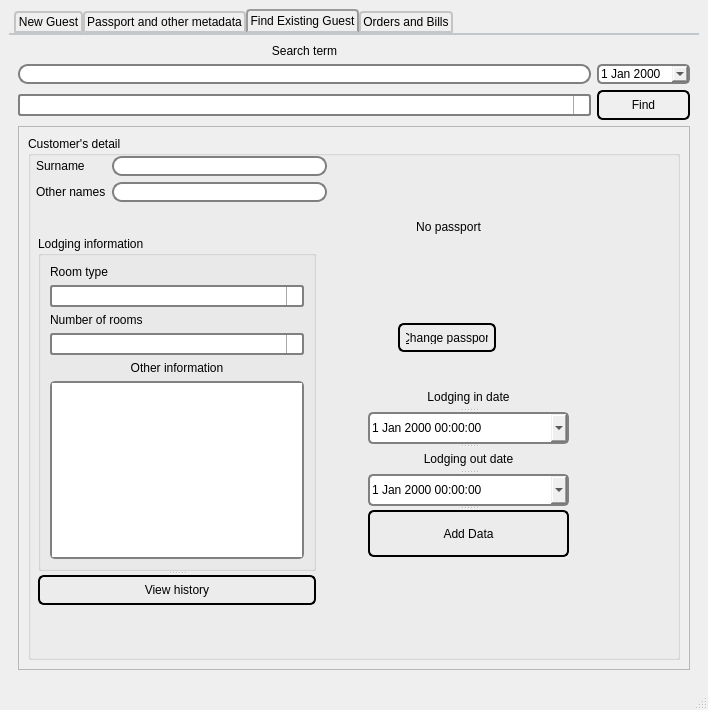
Old version of the form guest_main_window.ui in the repository DatabasesWorks/HotelDeHeringan.
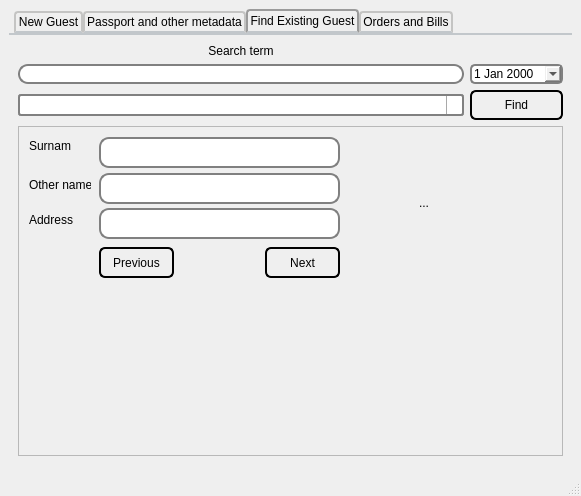
New version of the form. The open tabs and pages were chosen to show the change. Icons and pictures are not drawn.

```diff
--- a/guest_main_window.ui
+++ b/guest_main_window.ui
@@ -6,8 +6,8 @@
    <rect>
     <x>0</x>
     <y>0</y>
-    <width>708</width>
-    <height>710</height>
+    <width>581</width>
+    <height>496</height>
    </rect>
   </property>
   <property name="windowTitle">
@@ -170,65 +170,6 @@
          <string>Other names</string>
         </property>
        </widget>
-       <widget class="QGroupBox" name="groupBox">
-        <property name="geometry">
-         <rect>
-          <x>20</x>
-          <y>60</y>
-          <width>241</width>
-          <height>80</height>
-         </rect>
-        </property>
-        <property name="title">
-         <string>Number in party</string>
-        </property>
-        <widget class="QComboBox" name="adult_combo">
-         <property name="geometry">
-          <rect>
-           <x>60</x>
-           <y>20</y>
-           <width>171</width>
-           <height>22</height>
-          </rect>
-         </property>
-        </widget>
-        <widget class="QComboBox" name="children_combo">
-         <property name="geometry">
-          <rect>
-           <x>60</x>
-           <y>50</y>
-           <width>171</width>
-           <height>22</height>
-          </rect>
-         </property>
-        </widget>
-        <widget class="QLabel" name="label_3">
-         <property name="geometry">
-          <rect>
-           <x>10</x>
-           <y>20</y>
-           <width>47</width>
-           <height>13</height>
-          </rect>
-         </property>
-         <property name="text">
-          <string>Adults</string>
-         </property>
-        </widget>
-        <widget class="QLabel" name="label_4">
-         <property name="geometry">
-          <rect>
-           <x>10</x>
-           <y>50</y>
-           <width>47</width>
-           <height>13</height>
-          </rect>
-         </property>
-         <property name="text">
-          <string>Children</string>
-         </property>
-        </widget>
-       </widget>
        <widget class="QLabel" name="label_5">
         <property name="geometry">
          <rect>
@@ -664,22 +605,29 @@
           <height>31</height>
          </rect>
         </property>
-        <property name="text">
-         <string>Upload from computer</string>
-        </property>
-       </widget>
-       <widget class="QPushButton" name="pushButton">
-        <property name="geometry">
-         <rect>
-          <x>400</x>
-          <y>410</y>
-          <width>131</width>
-          <height>31</height>
-         </rect>
-        </property>
-        <property name="text">
-         <string>Save</string>
-        </property>
+        <layout class="QGridLayout" name="gridLayout_2">
+         <item row="0" column="0">
+          <widget class="QPushButton" name="use_camera_button">
+           <property name="text">
+            <string>&amp;Use Camera</string>
+           </property>
+          </widget>
+         </item>
+         <item row="0" column="1">
+          <widget class="QPushButton" name="upload_passport_button">
+           <property name="text">
+            <string>Upload from computer</string>
+           </property>
+          </widget>
+         </item>
+         <item row="1" column="0" colspan="2">
+          <widget class="QPushButton" name="save_button">
+           <property name="text">
+            <string>Save</string>
+           </property>
+          </widget>
+         </item>
+        </layout>
        </widget>
       </widget>
       <widget class="QWidget" name="find_guest_tab">
@@ -727,197 +675,118 @@
             <rect>
              <x>0</x>
              <y>0</y>
-             <width>670</width>
-             <height>526</height>
+             <width>543</width>
+             <height>312</height>
             </rect>
            </property>
-           <layout class="QVBoxLayout" name="verticalLayout">
-            <item>
-             <widget class="QGroupBox" name="groupBox_2">
-              <property name="title">
-               <string>Customer's detail</string>
-              </property>
-              <widget class="QPushButton" name="change_passport_button">
-               <property name="geometry">
-                <rect>
-                 <x>370</x>
-                 <y>187</y>
-                 <width>98</width>
-                 <height>29</height>
-                </rect>
-               </property>
-               <property name="text">
-                <string>&amp;Change passport</string>
-               </property>
-              </widget>
-              <widget class="QLabel" name="label_27">
-               <property name="geometry">
-                <rect>
-                 <x>330</x>
-                 <y>20</y>
-                 <width>181</width>
-                 <height>141</height>
-                </rect>
-               </property>
-               <property name="text">
-                <string>No passport</string>
-               </property>
-               <property name="alignment">
-                <set>Qt::AlignCenter</set>
-               </property>
-              </widget>
-              <widget class="QWidget" name="layoutWidget">
-               <property name="geometry">
-                <rect>
-                 <x>8</x>
-                 <y>20</y>
-                 <width>291</width>
-                 <height>48</height>
-                </rect>
-               </property>
-               <layout class="QGridLayout" name="gridLayout_2">
-                <item row="0" column="0">
-                 <widget class="QLabel" name="label_23">
-                  <property name="text">
-                   <string>Surname</string>
-                  </property>
-                 </widget>
-                </item>
-                <item row="0" column="1">
-                 <widget class="QLineEdit" name="surname_edit_2"/>
-                </item>
-                <item row="1" column="0">
-                 <widget class="QLabel" name="label_21">
-                  <property name="text">
-                   <string>Other names</string>
-                  </property>
-                 </widget>
-                </item>
-                <item row="1" column="1">
-                 <widget class="QLineEdit" name="other_names_edit_2"/>
-                </item>
-               </layout>
-              </widget>
-              <widget class="QSplitter" name="splitter_4">
-               <property name="geometry">
-                <rect>
-                 <x>340</x>
-                 <y>250</y>
-                 <width>201</width>
-                 <height>171</height>
-                </rect>
-               </property>
-               <property name="orientation">
-                <enum>Qt::Vertical</enum>
-               </property>
-               <widget class="QLabel" name="label_29">
-                <property name="text">
-                 <string>Lodging in date</string>
-                </property>
-                <property name="alignment">
-                 <set>Qt::AlignCenter</set>
-                </property>
-               </widget>
-               <widget class="QDateTimeEdit" name="dateTimeEdit">
-                <property name="calendarPopup">
-                 <bool>true</bool>
-                </property>
-               </widget>
-               <widget class="QLabel" name="label_24">
-                <property name="text">
-                 <string>Lodging out date</string>
-                </property>
-                <property name="alignment">
-                 <set>Qt::AlignCenter</set>
-                </property>
-               </widget>
-               <widget class="QDateTimeEdit" name="dateTimeEdit_2">
-                <property name="calendarPopup">
-                 <bool>true</bool>
-                </property>
-               </widget>
-               <widget class="QPushButton" name="add_data_button">
-                <property name="text">
-                 <string>Add Data</string>
-                </property>
-               </widget>
-              </widget>
-              <widget class="QSplitter" name="splitter_5">
-               <property name="geometry">
-                <rect>
-                 <x>10</x>
-                 <y>100</y>
-                 <width>278</width>
-                 <height>369</height>
-                </rect>
-               </property>
-               <property name="orientation">
-                <enum>Qt::Vertical</enum>
-               </property>
-               <widget class="QGroupBox" name="groupBox_3">
-                <property name="title">
-                 <string>Lodging information</string>
-                </property>
-                <layout class="QVBoxLayout" name="verticalLayout_7">
-                 <item>
-                  <widget class="QLabel" name="label_25">
-                   <property name="text">
-                    <string>Room type</string>
-                   </property>
-                  </widget>
-                 </item>
-                 <item>
-                  <widget class="QComboBox" name="adult_combo_2"/>
-                 </item>
-                 <item>
-                  <widget class="QLabel" name="label_26">
-                   <property name="text">
-                    <string>Number of rooms</string>
-                   </property>
-                  </widget>
-                 </item>
-                 <item>
-                  <widget class="QComboBox" name="children_combo_2"/>
-                 </item>
-                 <item>
-                  <layout class="QVBoxLayout" name="verticalLayout_6">
-                   <item>
-                    <widget class="QLabel" name="label_22">
-                     <property name="text">
-                      <string>Other information</string>
-                     </property>
-                     <property name="alignment">
-                      <set>Qt::AlignCenter</set>
-                     </property>
-                     <property name="wordWrap">
-                      <bool>true</bool>
-                     </property>
-                    </widget>
-                   </item>
-                   <item>
-                    <widget class="QTextEdit" name="textEdit">
-                     <property name="html">
-                      <string>&lt;!DOCTYPE HTML PUBLIC &quot;-//W3C//DTD HTML 4.0//EN&quot; &quot;http://www.w3.org/TR/REC-html40/strict.dtd&quot;&gt;
-&lt;html&gt;&lt;head&gt;&lt;meta name=&quot;qrichtext&quot; content=&quot;1&quot; /&gt;&lt;style type=&quot;text/css&quot;&gt;
-p, li { white-space: pre-wrap; }
-&lt;/style&gt;&lt;/head&gt;&lt;body style=&quot; font-family:'MS Shell Dlg 2'; font-size:8.25pt; font-weight:400; font-style:normal;&quot;&gt;
-&lt;p style=&quot;-qt-paragraph-type:empty; margin-top:0px; margin-bottom:0px; margin-left:0px; margin-right:0px; -qt-block-indent:0; text-indent:0px;&quot;&gt;&lt;br /&gt;&lt;/p&gt;&lt;/body&gt;&lt;/html&gt;</string>
-                     </property>
-                    </widget>
-                   </item>
-                  </layout>
-                 </item>
-                </layout>
-               </widget>
-               <widget class="QPushButton" name="view_all_data">
-                <property name="text">
-                 <string>View history</string>
-                </property>
-               </widget>
-              </widget>
-             </widget>
-            </item>
-           </layout>
+           <widget class="QLineEdit" name="other_names_edit_2">
+            <property name="geometry">
+             <rect>
+              <x>80</x>
+              <y>46</y>
+              <width>241</width>
+              <height>31</height>
+             </rect>
+            </property>
+           </widget>
+           <widget class="QLabel" name="label_23">
+            <property name="geometry">
+             <rect>
+              <x>10</x>
+              <y>11</y>
+              <width>42</width>
+              <height>16</height>
+             </rect>
+            </property>
+            <property name="text">
+             <string>Surname</string>
+            </property>
+           </widget>
+           <widget class="QLineEdit" name="surname_edit_2">
+            <property name="geometry">
+             <rect>
+              <x>80</x>
+              <y>10</y>
+              <width>241</width>
+              <height>31</height>
+             </rect>
+            </property>
+           </widget>
+           <widget class="QLabel" name="label_21">
+            <property name="geometry">
+             <rect>
+              <x>10</x>
+              <y>50</y>
+              <width>62</width>
+              <height>16</height>
+             </rect>
+            </property>
+            <property name="text">
+             <string>Other names</string>
+            </property>
+           </widget>
+           <widget class="QLabel" name="label_3">
+            <property name="geometry">
+             <rect>
+              <x>400</x>
+              <y>10</y>
+              <width>121</width>
+              <height>131</height>
+             </rect>
+            </property>
+            <property name="text">
+             <string>...</string>
+            </property>
+           </widget>
+           <widget class="QPushButton" name="pushButton">
+            <property name="geometry">
+             <rect>
+              <x>246</x>
+              <y>120</y>
+              <width>75</width>
+              <height>31</height>
+             </rect>
+            </property>
+            <property name="text">
+             <string>Next</string>
+            </property>
+           </widget>
+           <widget class="QPushButton" name="pushButton_3">
+            <property name="geometry">
+             <rect>
+              <x>80</x>
+              <y>120</y>
+              <width>75</width>
+              <height>31</height>
+             </rect>
+            </property>
+            <property name="text">
+             <string>Previous</string>
+            </property>
+           </widget>
+           <widget class="QLineEdit" name="other_names_edit_3">
+            <property name="geometry">
+             <rect>
+              <x>80</x>
+              <y>81</y>
+              <width>241</width>
+              <height>31</height>
+             </rect>
+            </property>
+           </widget>
+           <widget class="QLabel" name="label_22">
+            <property name="geometry">
+             <rect>
+              <x>10</x>
+              <y>85</y>
+              <width>62</width>
+              <height>16</height>
+             </rect>
+            </property>
+            <property name="text">
+             <string>Address</string>
+            </property>
+           </widget>
           </widget>
          </widget>
         </item>
```
Left out of the diff: 238 changed lines with no effect on the pictures.
